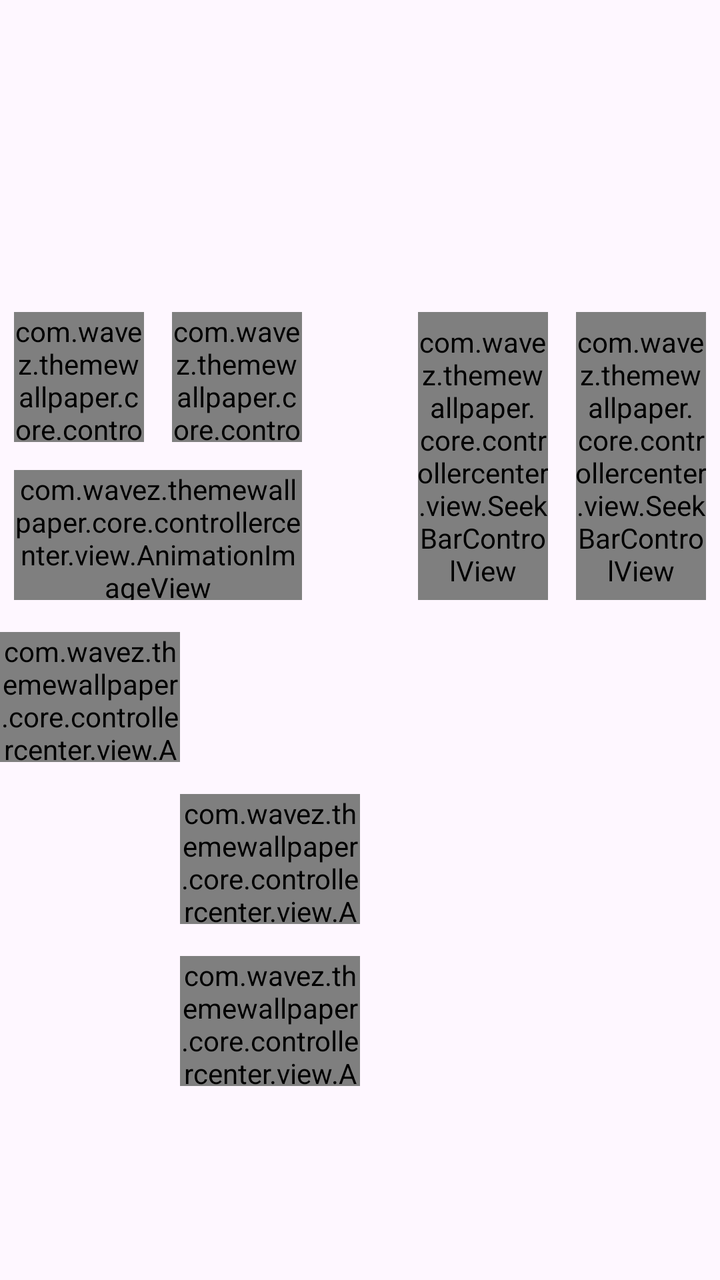
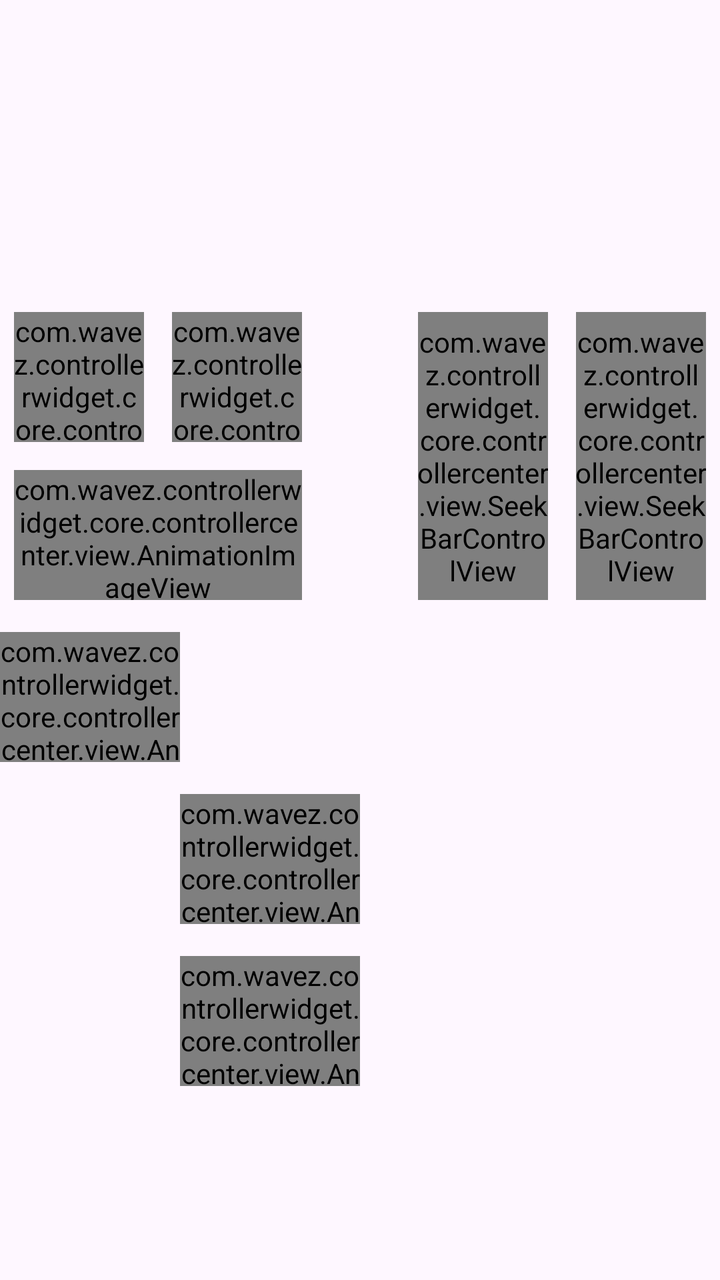

The first picture is an Android layout as it rendered before a commit; the second is the same layout after the commit. The layout source and the unified diff follow.
<!-- AndroidManifest.xml: application theme Theme.ThemeWallpaper -->
<!-- res/layout/layout_controller_center.xml -->
<?xml version="1.0" encoding="utf-8"?>
<androidx.constraintlayout.widget.ConstraintLayout xmlns:android="http://schemas.android.com/apk/res/android"
    xmlns:app="http://schemas.android.com/apk/res-auto"
    android:layout_width="match_parent"
    android:layout_height="wrap_content"
    android:tag="layout/layout_controller_center_0">

    <androidx.constraintlayout.widget.ConstraintLayout
        android:id="@+id/network_layout"
        android:layout_width="@dimen/_144sdp"
        android:layout_height="@dimen/_144sdp"
        android:layout_marginStart="@dimen/_7sdp"
        android:padding="@dimen/_15sdp"
        app:layout_constraintStart_toStartOf="parent"
        app:layout_constraintTop_toTopOf="parent">

        <ImageView
            android:id="@+id/airplane"
            android:layout_width="@dimen/_51sdp"
            android:layout_height="@dimen/_51sdp"
            app:layout_constraintStart_toStartOf="parent"
            app:layout_constraintTop_toTopOf="parent" />

        <ImageView
            android:id="@+id/wifi"
            android:layout_width="@dimen/_51sdp"
            android:layout_height="@dimen/_51sdp"
            app:layout_constraintBottom_toBottomOf="parent"
            app:layout_constraintStart_toStartOf="parent" />

        <ImageView
            android:id="@+id/mobile_data"
            android:layout_width="@dimen/_51sdp"
            android:layout_height="@dimen/_51sdp"
            app:layout_constraintEnd_toEndOf="parent"
            app:layout_constraintTop_toTopOf="parent" />

        <ImageView
            android:id="@+id/blue_tooth"
            android:layout_width="@dimen/_51sdp"
            android:layout_height="@dimen/_51sdp"
            app:layout_constraintBottom_toBottomOf="parent"
            app:layout_constraintEnd_toEndOf="parent" />
    </androidx.constraintlayout.widget.ConstraintLayout>

    <androidx.constraintlayout.widget.ConstraintLayout
        android:id="@+id/music_layout"
        android:layout_width="@dimen/_144sdp"
        android:layout_height="@dimen/_144sdp"
        android:layout_marginEnd="@dimen/_7sdp"
        android:padding="@dimen/_15sdp"
        android:tag="binding_1"
        app:layout_constraintEnd_toEndOf="parent"
        app:layout_constraintTop_toTopOf="parent">

        <include
            android:id="@+id/music_info"
            layout="@layout/layout_music_info"
            android:layout_width="match_parent"
            android:layout_height="wrap_content"
            app:layout_constraintTop_toTopOf="parent" />

        <include
            android:id="@+id/music_controller"
            layout="@layout/layout_music_controller"
            android:layout_width="match_parent"
            android:layout_height="@dimen/_24sdp"
            android:layout_marginBottom="@dimen/_9sdp"
            app:layout_constraintBottom_toBottomOf="parent" />
    </androidx.constraintlayout.widget.ConstraintLayout>

    <com.wavez.themewallpaper.core.controllercenter.view.AnimationImageView
        android:id="@+id/auto_rotate"
        android:layout_width="@dimen/_65sdp"
        android:layout_height="@dimen/_65sdp"
        android:layout_marginTop="@dimen/_12sdp"
        app:layout_constraintStart_toStartOf="@+id/network_layout"
        app:layout_constraintTop_toBottomOf="@+id/network_layout" />

    <com.wavez.themewallpaper.core.controllercenter.view.AnimationImageView
        android:id="@+id/mute"
        android:layout_width="@dimen/_65sdp"
        android:layout_height="@dimen/_65sdp"
        android:layout_marginTop="@dimen/_12sdp"
        app:layout_constraintEnd_toEndOf="@+id/network_layout"
        app:layout_constraintTop_toBottomOf="@+id/network_layout" />

    <com.wavez.themewallpaper.core.controllercenter.view.AnimationImageView
        android:id="@+id/doNotDisturb"
        android:layout_width="@dimen/_144sdp"
        android:layout_height="@dimen/_65sdp"
        android:layout_marginTop="@dimen/_14sdp"

        app:layout_constraintTop_toBottomOf="@id/auto_rotate"
        app:layout_constraintStart_toStartOf="@id/network_layout"
        app:layout_constraintEnd_toEndOf="@id/network_layout"/>

    <com.wavez.themewallpaper.core.controllercenter.view.SeekBarControlView
        android:id="@+id/brightness"
        android:layout_width="@dimen/_65sdp"
        android:layout_height="@dimen/_144sdp"
        app:defaultHeight="@dimen/_144sdp"
        app:defaultWidth="@dimen/_65sdp"
        app:iconMarginBottom="@dimen/_15sdp"
        app:iconWH="@dimen/_35sdp"
        app:layout_constraintStart_toStartOf="@+id/music_layout"
        app:layout_constraintTop_toTopOf="@+id/auto_rotate" />

    <com.wavez.themewallpaper.core.controllercenter.view.SeekBarControlView
        android:id="@+id/volume"
        android:layout_width="@dimen/_65sdp"
        android:layout_height="@dimen/_144sdp"
        app:defaultHeight="@dimen/_144sdp"
        app:defaultWidth="@dimen/_65sdp"
        app:iconMarginBottom="@dimen/_15sdp"
        app:iconWH="@dimen/_35sdp"
        app:layout_constraintEnd_toEndOf="@+id/music_layout"
        app:layout_constraintTop_toTopOf="@+id/auto_rotate" />

    <LinearLayout
        android:id="@+id/layoutTools"
        android:layout_width="match_parent"
        android:layout_height="wrap_content"
        android:orientation="vertical"
        app:layout_constraintTop_toBottomOf="@+id/doNotDisturb">

        <LinearLayout
            android:layout_width="match_parent"
            android:layout_height="wrap_content"
            android:layout_marginTop="@dimen/_16sdp"
            android:orientation="horizontal">

            <com.wavez.themewallpaper.core.controllercenter.view.AnimationImageView
                android:id="@+id/flash"
                android:layout_width="0dp"
                android:layout_height="@dimen/_65sdp"
                android:layout_gravity="start"
                android:layout_weight="1" />

            <ImageView
                android:id="@+id/timing"
                android:layout_width="0dp"
                android:layout_height="@dimen/_65sdp"
                android:layout_gravity="center"
                android:layout_weight="1" />

            <ImageView
                android:id="@+id/calculator"
                android:layout_width="0dp"
                android:layout_height="@dimen/_65sdp"
                android:layout_gravity="center"
                android:layout_weight="1" />

            <ImageView
                android:id="@+id/camera"
                android:layout_width="0dp"
                android:layout_height="@dimen/_65sdp"
                android:layout_gravity="end"
                android:layout_weight="1" />
        </LinearLayout>

        <LinearLayout
            android:layout_width="match_parent"
            android:layout_height="wrap_content"
            android:layout_marginTop="@dimen/_16sdp"
            android:orientation="horizontal">

            <ImageView
                android:id="@+id/recordAudio"
                android:layout_width="0dp"
                android:layout_height="@dimen/_65sdp"
                android:layout_gravity="start"
                android:layout_weight="1" />

            <com.wavez.themewallpaper.core.controllercenter.view.AnimationImageView
                android:id="@+id/recordVideo"
                android:layout_width="0dp"
                android:layout_height="@dimen/_65sdp"
                android:layout_gravity="center"
                android:layout_weight="1" />

            <ImageView
                android:id="@+id/battery"
                android:layout_width="0dp"
                android:layout_height="@dimen/_65sdp"
                android:layout_gravity="center"
                android:layout_weight="1" />

            <ImageView
                android:id="@+id/screenShot"
                android:layout_width="0dp"
                android:layout_height="@dimen/_65sdp"
                android:layout_gravity="end"
                android:layout_weight="1" />
        </LinearLayout>

        <LinearLayout
            android:layout_width="match_parent"
            android:layout_height="wrap_content"
            android:layout_marginTop="@dimen/_16sdp"
            android:orientation="horizontal">

            <ImageView
                android:id="@+id/setup"
                android:layout_width="0dp"
                android:layout_height="@dimen/_65sdp"
                android:layout_gravity="start"
                android:layout_weight="1" />

            <com.wavez.themewallpaper.core.controllercenter.view.AnimationImageView
                android:layout_width="0dp"
                android:layout_height="@dimen/_65sdp"
                android:layout_gravity="center"
                android:layout_weight="1" />

            <ImageView
                android:layout_width="0dp"
                android:layout_height="@dimen/_65sdp"
                android:layout_gravity="center"
                android:layout_weight="1" />

            <ImageView
                android:layout_width="0dp"
                android:layout_height="@dimen/_65sdp"
                android:layout_gravity="end"
                android:layout_weight="1" />
        </LinearLayout>
    </LinearLayout>
</androidx.constraintlayout.widget.ConstraintLayout>
<!-- res/layout/layout_music_info.xml (included above) -->
<?xml version="1.0" encoding="utf-8"?>
<LinearLayout xmlns:android="http://schemas.android.com/apk/res/android"
    android:layout_width="match_parent"
    android:layout_height="wrap_content"
    android:orientation="vertical">

    <TextView
        android:id="@+id/song"
        android:layout_width="match_parent"
        android:layout_height="wrap_content"
        android:layout_marginTop="15dp"
        android:ellipsize="marquee"
        android:gravity="center"
        android:marqueeRepeatLimit="marquee_forever"
        android:singleLine="true"
        android:textSize="16sp"
        android:textStyle="bold" />

    <TextView
        android:id="@+id/singer"
        android:layout_width="match_parent"
        android:layout_height="wrap_content"
        android:ellipsize="marquee"
        android:gravity="center"
        android:marqueeRepeatLimit="marquee_forever"
        android:singleLine="true"
        android:textSize="16sp" />
</LinearLayout>
<!-- res/layout/layout_music_controller.xml (included above) -->
<?xml version="1.0" encoding="utf-8"?>
<androidx.constraintlayout.widget.ConstraintLayout xmlns:android="http://schemas.android.com/apk/res/android"
    xmlns:app="http://schemas.android.com/apk/res-auto"
    android:layout_width="match_parent"
    android:layout_height="match_parent">

    <ImageView
        android:id="@+id/previous"
        android:layout_width="wrap_content"
        android:layout_height="match_parent"
        android:adjustViewBounds="true"
        app:layout_constraintStart_toStartOf="parent" />

    <ImageView
        android:id="@+id/play_pause"
        android:layout_width="wrap_content"
        android:layout_height="match_parent"
        android:adjustViewBounds="true"
        app:layout_constraintEnd_toEndOf="parent"
        app:layout_constraintStart_toStartOf="parent" />

    <ImageView
        android:id="@+id/next"
        android:layout_width="wrap_content"
        android:layout_height="match_parent"
        android:adjustViewBounds="true"
        app:layout_constraintEnd_toEndOf="parent" />
</androidx.constraintlayout.widget.ConstraintLayout>
<!-- resources referenced by this layout -->
<resources>
  <dimen name="_12sdp">12dp</dimen>
  <dimen name="_144sdp">144dp</dimen>
  <dimen name="_14sdp">14dp</dimen>
  <dimen name="_15sdp">15dp</dimen>
  <dimen name="_16sdp">16dp</dimen>
  <dimen name="_24sdp">24dp</dimen>
  <dimen name="_35sdp">35dp</dimen>
  <dimen name="_51sdp">51dp</dimen>
  <dimen name="_65sdp">65dp</dimen>
  <dimen name="_7sdp">7dp</dimen>
  <dimen name="_9sdp">9dp</dimen>
  <style name="Theme.ThemeWallpaper" parent="Base.Theme.P67ControllerWidget" />
  <style name="Base.Theme.P67ControllerWidget" parent="Theme.Material3.Light.NoActionBar">
          
          
          <item name="android:statusBarColor">@color/black</item>
          <item name="android:windowLightStatusBar">true</item>
          <item name="statusBarBackground">@color/black</item>
  
      </style>
  <color name="black">#FF000000</color>
</resources>

<!-- the commit's change to res/layout/layout_controller_center.xml (unified diff, before → after) -->
@@ -69,7 +69,7 @@
             app:layout_constraintBottom_toBottomOf="parent" />
     </androidx.constraintlayout.widget.ConstraintLayout>
 
-    <com.wavez.themewallpaper.core.controllercenter.view.AnimationImageView
+    <com.wavez.controllerwidget.core.controllercenter.view.AnimationImageView
         android:id="@+id/auto_rotate"
         android:layout_width="@dimen/_65sdp"
         android:layout_height="@dimen/_65sdp"
@@ -77,7 +77,7 @@
         app:layout_constraintStart_toStartOf="@+id/network_layout"
         app:layout_constraintTop_toBottomOf="@+id/network_layout" />
 
-    <com.wavez.themewallpaper.core.controllercenter.view.AnimationImageView
+    <com.wavez.controllerwidget.core.controllercenter.view.AnimationImageView
         android:id="@+id/mute"
         android:layout_width="@dimen/_65sdp"
         android:layout_height="@dimen/_65sdp"
@@ -85,7 +85,7 @@
         app:layout_constraintEnd_toEndOf="@+id/network_layout"
         app:layout_constraintTop_toBottomOf="@+id/network_layout" />
 
-    <com.wavez.themewallpaper.core.controllercenter.view.AnimationImageView
+    <com.wavez.controllerwidget.core.controllercenter.view.AnimationImageView
         android:id="@+id/doNotDisturb"
         android:layout_width="@dimen/_144sdp"
         android:layout_height="@dimen/_65sdp"
@@ -95,7 +95,7 @@
         app:layout_constraintStart_toStartOf="@id/network_layout"
         app:layout_constraintEnd_toEndOf="@id/network_layout"/>
 
-    <com.wavez.themewallpaper.core.controllercenter.view.SeekBarControlView
+    <com.wavez.controllerwidget.core.controllercenter.view.SeekBarControlView
         android:id="@+id/brightness"
         android:layout_width="@dimen/_65sdp"
         android:layout_height="@dimen/_144sdp"
@@ -106,7 +106,7 @@
         app:layout_constraintStart_toStartOf="@+id/music_layout"
         app:layout_constraintTop_toTopOf="@+id/auto_rotate" />
 
-    <com.wavez.themewallpaper.core.controllercenter.view.SeekBarControlView
+    <com.wavez.controllerwidget.core.controllercenter.view.SeekBarControlView
         android:id="@+id/volume"
         android:layout_width="@dimen/_65sdp"
         android:layout_height="@dimen/_144sdp"
@@ -130,7 +130,7 @@
             android:layout_marginTop="@dimen/_16sdp"
             android:orientation="horizontal">
 
-            <com.wavez.themewallpaper.core.controllercenter.view.AnimationImageView
+            <com.wavez.controllerwidget.core.controllercenter.view.AnimationImageView
                 android:id="@+id/flash"
                 android:layout_width="0dp"
                 android:layout_height="@dimen/_65sdp"
@@ -172,7 +172,7 @@
                 android:layout_gravity="start"
                 android:layout_weight="1" />
 
-            <com.wavez.themewallpaper.core.controllercenter.view.AnimationImageView
+            <com.wavez.controllerwidget.core.controllercenter.view.AnimationImageView
                 android:id="@+id/recordVideo"
                 android:layout_width="0dp"
                 android:layout_height="@dimen/_65sdp"
@@ -207,7 +207,7 @@
                 android:layout_gravity="start"
                 android:layout_weight="1" />
 
-            <com.wavez.themewallpaper.core.controllercenter.view.AnimationImageView
+            <com.wavez.controllerwidget.core.controllercenter.view.AnimationImageView
                 android:layout_width="0dp"
                 android:layout_height="@dimen/_65sdp"
                 android:layout_gravity="center"
